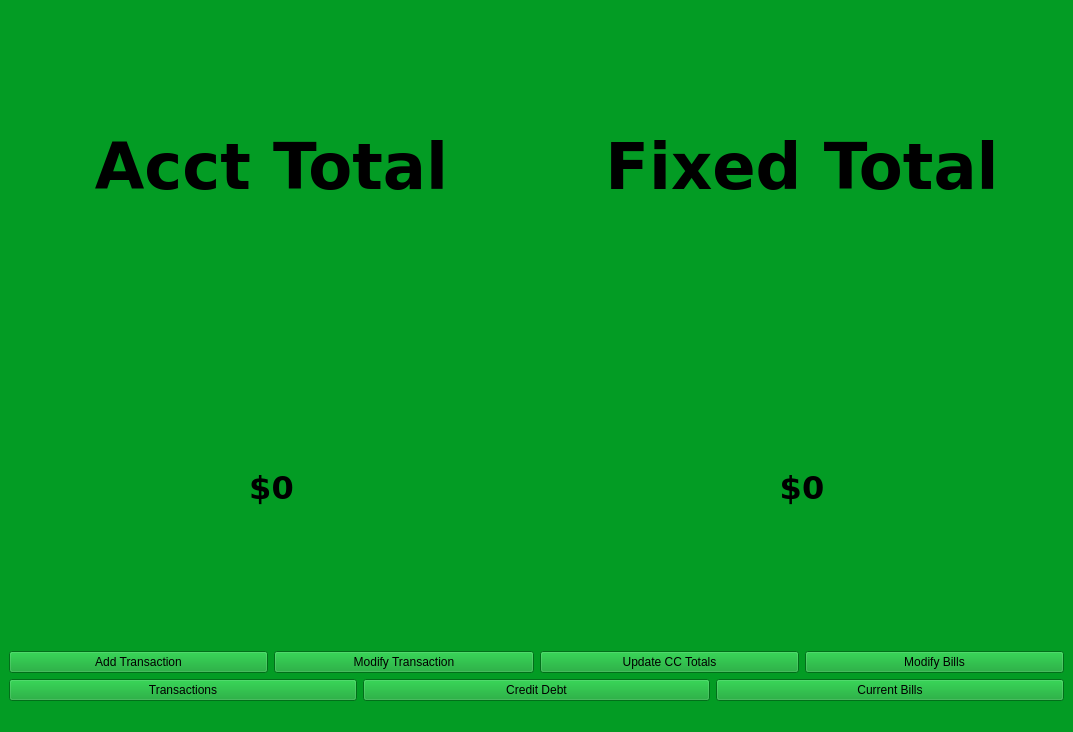
Before: the Qt Designer form mainwindow.ui in SpencerHD2020/QTBudgetTrack, drawn with Qt 5.
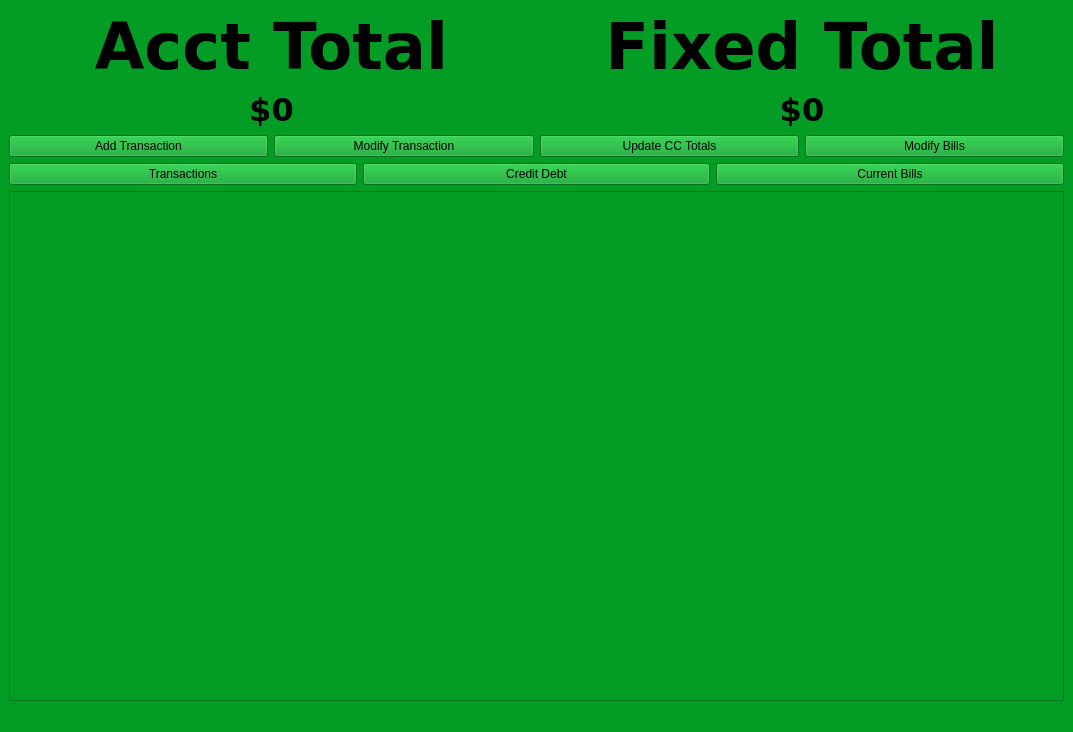
After: the same form once the commit is applied.

Commit message: Initial necessary UI complete and linked to callbacks

What changed in the file:
```diff
--- a/mainwindow.ui
+++ b/mainwindow.ui
@@ -151,6 +151,9 @@
       </item>
      </layout>
     </item>
+    <item row="3" column="0" colspan="2">
+     <widget class="QTableView" name="tableView"/>
+    </item>
    </layout>
   </widget>
   <widget class="QMenuBar" name="menubar">
```
Left out of the diff: 74 changed lines with no effect on the pictures. The commit also changes 2 other files.
